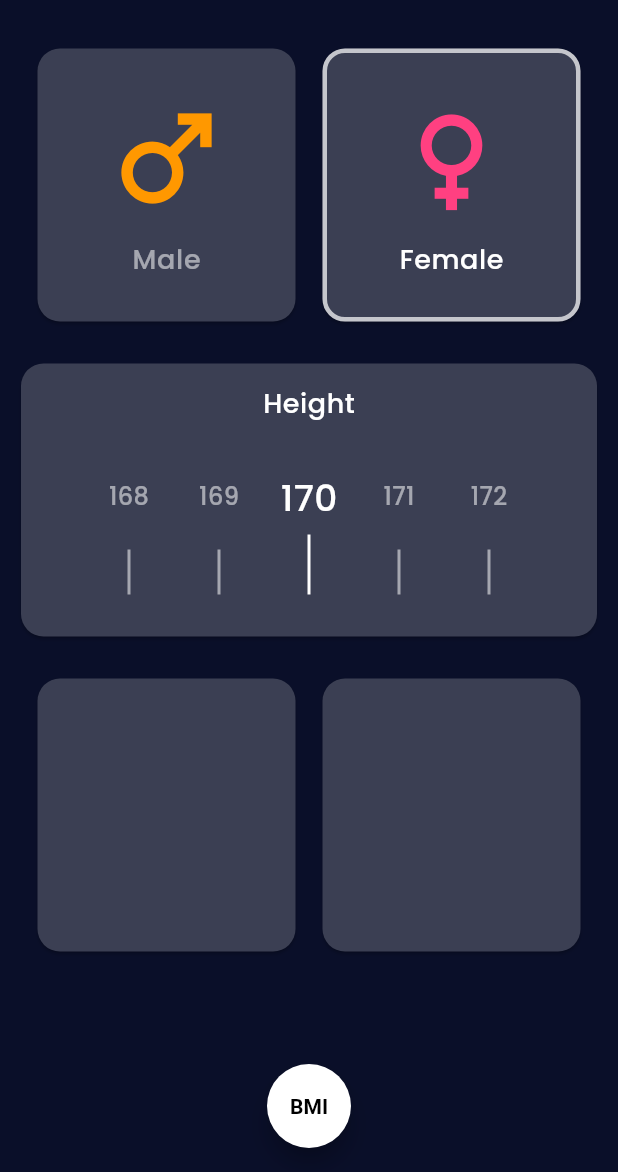
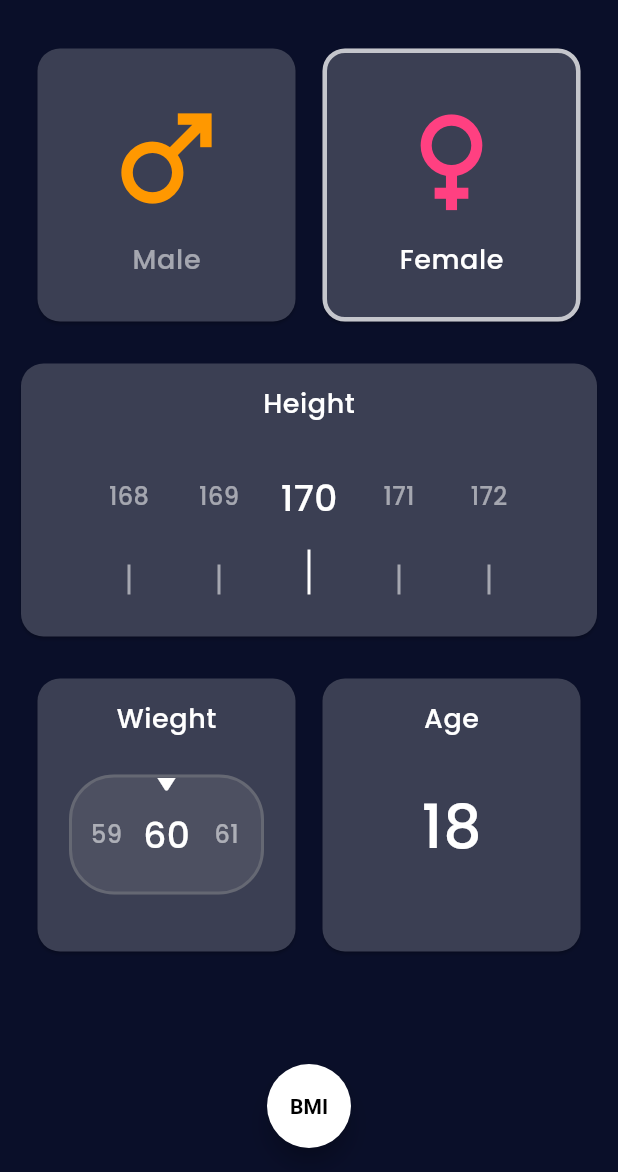
Before and after one commit to NimaPayande/Flutter-BMI-Calculator, a Flutter app: the screen it shows after launch, on a phone screen of 412 x 824 dp, the part 64-1236 px from its top. Run offline on Flutter 3.47's test engine with Material 2 defaults, Android fonts, the phone set to English and light mode, and no system bars; drawn by our look-alikes of numberpicker; our stand-ins replace google_fonts.

Commit message:
add weight button

```diff
--- a/lib/input_page.dart
+++ b/lib/input_page.dart
@@ -15,6 +15,18 @@ class _InputPageState extends State<InputPage> {
   int height = 170;
   int weight = 60;
   int age = 18;
+  void ageIncrement() {
+    setState(() {
+      age++;
+    });
+  }
+
+  void ageDecrement() {
+    setState(() {
+      age--;
+    });
+  }
+
   @override
   Widget build(BuildContext context) {
     final textTheme = Theme.of(context).textTheme;
@@ -133,6 +145,9 @@ class _InputPageState extends State<InputPage> {
                             height = newValue;
                           });
                         }),
+                    const SizedBox(
+                      height: 10,
+                    ),
                     Row(
                       mainAxisAlignment: MainAxisAlignment.center,
                       crossAxisAlignment: CrossAxisAlignment.end,
@@ -141,7 +156,7 @@ class _InputPageState extends State<InputPage> {
                           (index) => Container(
                                 margin:
                                     const EdgeInsets.symmetric(horizontal: 29),
-                                height: index == 2 ? 40 : 30,
+                                height: index == 2 ? 30 : 20,
                                 width: 2,
                                 color:
                                     index == 2 ? Colors.white : Colors.white54,
@@ -155,11 +170,87 @@ class _InputPageState extends State<InputPage> {
             Row(
               mainAxisAlignment: MainAxisAlignment.center,
               children: [
-                AppCard(child: Column()),
+                AppCard(
+                    child: Column(
+                  children: [
+                    const SizedBox(height: 15),
+                    Text(
+                      'Wieght',
+                      style: textTheme.bodySmall,
+                    ),
+                    const SizedBox(
+                      height: 25,
+                    ),
+                    Container(
+                      height: 80,
+                      width: 130,
+                      decoration: BoxDecoration(
+                          color: Colors.grey.withOpacity(.18),
+                          border: Border.all(
+                              width: 2, color: Colors.grey.withOpacity(.3)),
+                          borderRadius: BorderRadius.circular(30)),
+                      child: Stack(
+                        alignment: Alignment.topCenter,
+                        children: [
+                          const Positioned(
+                            bottom: 60,
+                            child: RotatedBox(
+                              quarterTurns: 45,
+                              child: Icon(
+                                Icons.play_arrow_rounded,
+                                size: 30,
+                              ),
+                            ),
+                          ),
+                          Center(
+                            child: NumberPicker(
+                                minValue: 10,
+                                maxValue: 150,
+                                value: weight,
+                                itemWidth: 40,
+                                selectedTextStyle: const TextStyle(
+                                    color: Colors.white, fontSize: 24),
+                                textStyle: const TextStyle(
+                                    color: Colors.white54, fontSize: 16),
+                                axis: Axis.horizontal,
+                                onChanged: (newValue) {
+                                  setState(() {
+                                    weight = newValue;
+                                  });
+                                }),
+                          ),
+                        ],
+                      ),
+                    )
+                  ],
+                )),
                 const SizedBox(
                   width: 10,
                 ),
-                AppCard(child: Column()),
+                AppCard(
+                    child: Column(
+                  children: [
+                    const SizedBox(
+                      height: 15,
+                    ),
+                    Text(
+                      'Age',
+                      style: textTheme.bodySmall,
+                    ),
+                    const SizedBox(
+                      height: 30,
+                    ),
+                    Row(
+                      mainAxisAlignment: MainAxisAlignment.spaceEvenly,
+                      children: [
+                        Text(
+                          '$age',
+                          style: textTheme.bodyLarge,
+                        ),
+                      ],
+                    )
+                  ],
+                )),
               ],
             )
           ],
--- a/lib/main.dart
+++ b/lib/main.dart
@@ -16,6 +16,10 @@ class MyApp extends StatelessWidget {
       title: 'BMI Calculator',
       theme: ThemeData(
           textTheme: TextTheme(
+              bodyLarge: GoogleFonts.poppins(
+                  fontSize: 40,
+                  color: Colors.white,
+                  fontWeight: FontWeight.w500),
               bodyMedium: GoogleFonts.poppins(
                   fontSize: 20,
                   color: Colors.white,
@@ -34,7 +38,7 @@ class MyApp extends StatelessWidget {
               const BottomSheetThemeData(backgroundColor: kblueColor),
           bottomNavigationBarTheme:
               const BottomNavigationBarThemeData(backgroundColor: kblueColor),
-          iconTheme: const IconThemeData(size: 90),
+          iconTheme: const IconThemeData(size: 90, color: Colors.white),
           useMaterial3: true),
       home: const InputPage(),
     );
--- a/pubspec.yaml
+++ b/pubspec.yaml
@@ -35,8 +35,8 @@ dependencies:
   # Use with the CupertinoIcons class for iOS style icons.
   cupertino_icons: ^1.0.2
   google_fonts: ^3.0.1
-  horizontal_picker: ^1.2.0
   numberpicker: ^2.1.1
+  font_awesome_flutter: ^10.1.0
 
 dev_dependencies:
   flutter_test:
```
Also changed, not shown: pubspec.lock.
